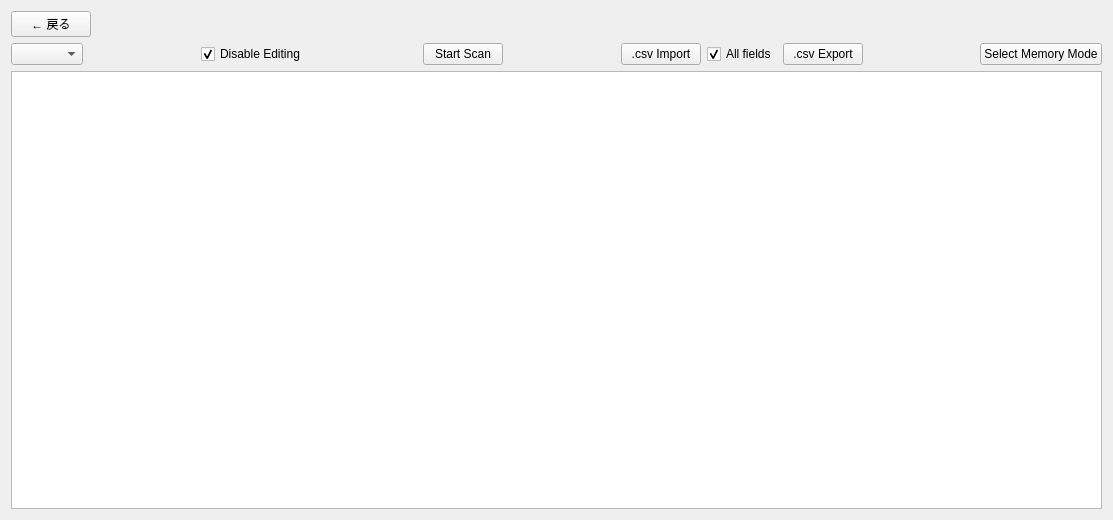
This is src/memories.ui in kazushinjo/wfview-win as Qt 5 draws it before an edit. The edited form follows.
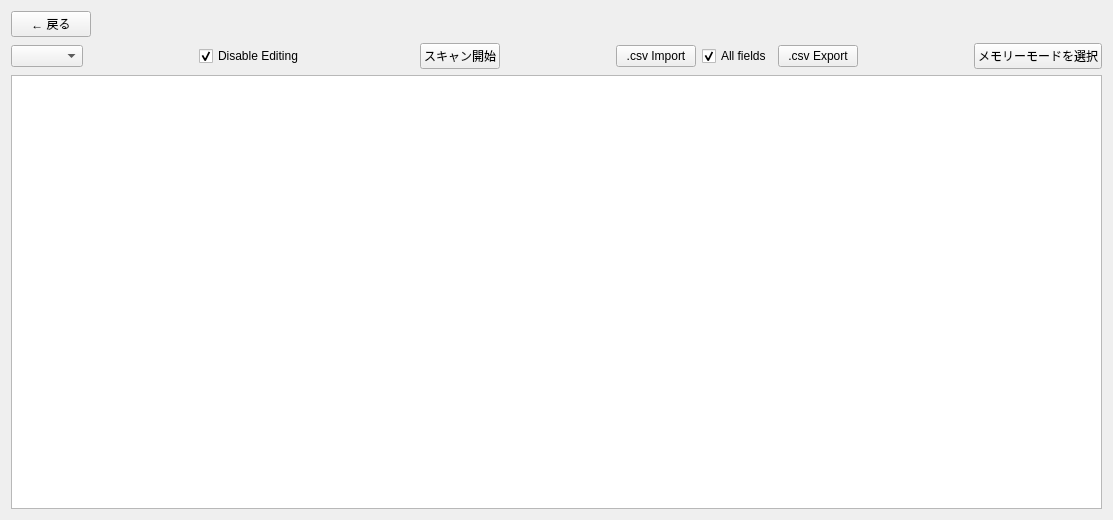
This is the edited form. Custom widgets are drawn as their Qt base class.

```diff
--- a/src/memories.ui
+++ b/src/memories.ui
@@ -91,7 +91,7 @@
        <item>
         <widget class="QPushButton" name="scanButton">
          <property name="text">
-          <string>Start Scan</string>
+          <string>スキャン開始</string>
          </property>
         </widget>
        </item>
@@ -148,7 +148,7 @@
        <item>
         <widget class="QPushButton" name="modeButton">
          <property name="text">
-          <string>Select Memory Mode</string>
+          <string>メモリーモードを選択</string>
          </property>
         </widget>
        </item>
```
